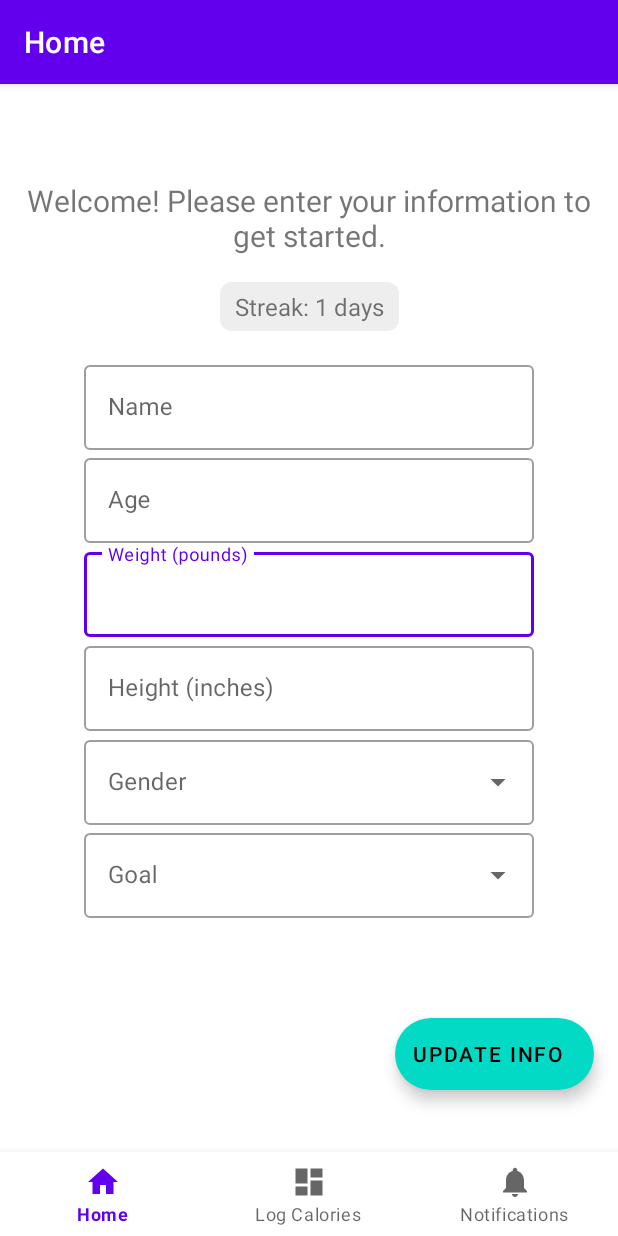
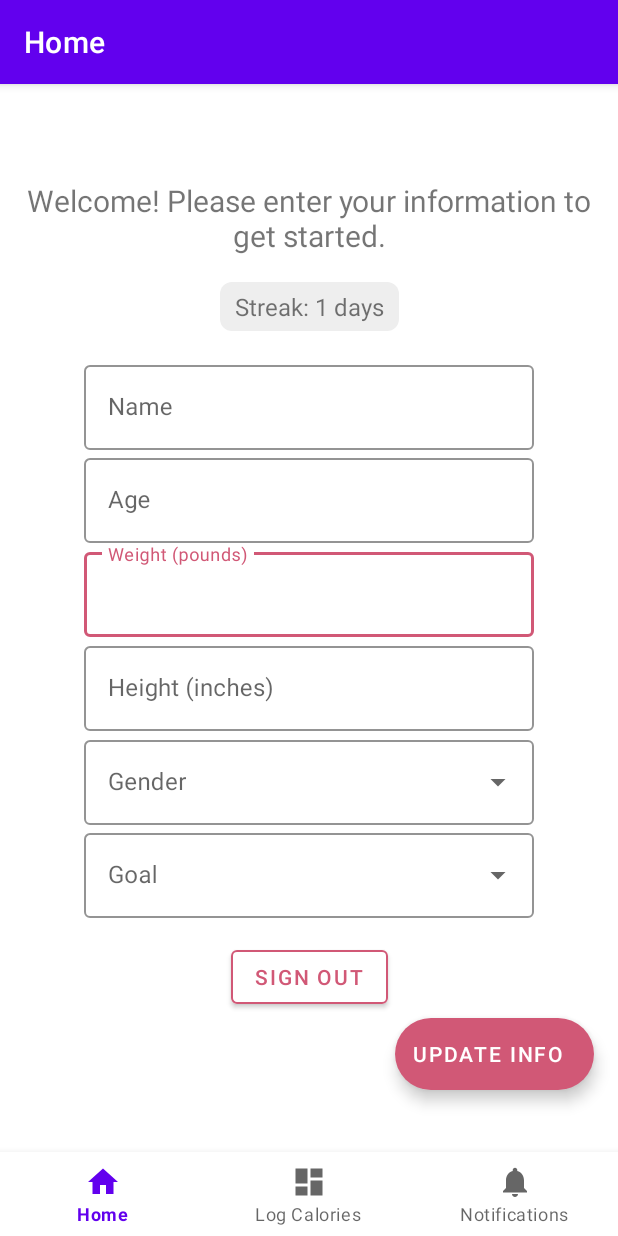
Before and after one commit to cs184-project-group-05/calorie_counter, an Android app: the screen it shows after launch once a user with an empty profile is signed in (MainActivity), on a phone screen of 412 x 824 dp. Run offline under Robolectric (Android 15) with nearby library versions, the phone set to English and light mode, and no system bars; our stand-ins replace Firebase (no records; nobody signed in at launch, a user with empty details on screens opened directly), navigation-ui.

Commit message:
Added sign out button for user

```diff
--- a/CalorieCounter/app/src/main/java/edu/ucsb/cs/cs184/caloriecounter/ui/home/HomeFragment.kt
+++ b/CalorieCounter/app/src/main/java/edu/ucsb/cs/cs184/caloriecounter/ui/home/HomeFragment.kt
@@ -7,8 +7,14 @@ import android.view.ViewGroup
 import android.widget.TextView
 import androidx.fragment.app.Fragment
 import androidx.lifecycle.ViewModelProvider
+import com.google.android.gms.auth.api.signin.GoogleSignIn
+import com.google.android.gms.auth.api.signin.GoogleSignInOptions
 import com.google.android.material.snackbar.Snackbar
 import com.google.android.material.textfield.MaterialAutoCompleteTextView
+import com.google.firebase.auth.ktx.auth
+import com.google.firebase.ktx.Firebase
+import edu.ucsb.cs.cs184.caloriecounter.R
+import edu.ucsb.cs.cs184.caloriecounter.SignIn
 import edu.ucsb.cs.cs184.caloriecounter.databinding.FragmentHomeBinding
 import java.text.SimpleDateFormat
 import java.util.Calendar
@@ -101,6 +107,13 @@ class HomeFragment : Fragment() {
             title.text = homeViewModel.getWelcomeMessage()
         }
 
+        // Sign out of app and restart the activity
+        val button = binding.button3
+        button.setOnClickListener {
+            Firebase.auth.signOut()
+            getActivity()?.recreate();
+        }
+
         return root
     }
 
--- a/CalorieCounter/app/src/main/res/layout/fragment_home.xml
+++ b/CalorieCounter/app/src/main/res/layout/fragment_home.xml
@@ -22,6 +22,8 @@
             android:layout_width="0dp"
             android:layout_height="wrap_content"
             android:hint="Weight (pounds)"
+            app:boxStrokeColor="#D15876"
+            app:hintTextColor="#D15876"
             app:layout_constraintBottom_toTopOf="@+id/heightInput"
             app:layout_constraintEnd_toEndOf="parent"
             app:layout_constraintHorizontal_bias="0.5"
@@ -40,6 +42,8 @@
             android:layout_width="0dp"
             android:layout_height="wrap_content"
             android:hint="Name"
+            app:boxStrokeColor="#D15876"
+            app:hintTextColor="#D15876"
             app:layout_constraintBottom_toTopOf="@+id/ageInput"
             app:layout_constraintEnd_toEndOf="parent"
             app:layout_constraintHorizontal_bias="0.5"
@@ -58,6 +62,8 @@
             android:layout_width="0dp"
             android:layout_height="wrap_content"
             android:hint="Gender"
+            app:boxStrokeColor="#D15876"
+            app:hintTextColor="#D15876"
             app:layout_constraintBottom_toTopOf="@+id/goalDropdown"
             app:layout_constraintEnd_toEndOf="parent"
             app:layout_constraintHorizontal_bias="0.5"
@@ -76,6 +82,8 @@
             android:layout_width="0dp"
             android:layout_height="wrap_content"
             android:hint="Goal"
+            app:boxStrokeColor="#D15876"
+            app:hintTextColor="#D15876"
             app:layout_constraintBottom_toBottomOf="parent"
             app:layout_constraintEnd_toEndOf="parent"
             app:layout_constraintHorizontal_bias="0.5"
@@ -94,6 +102,8 @@
             android:layout_width="0dp"
             android:layout_height="wrap_content"
             android:hint="Age"
+            app:boxStrokeColor="#D15876"
+            app:hintTextColor="#D15876"
             app:layout_constraintBottom_toTopOf="@+id/weightInput"
             app:layout_constraintEnd_toEndOf="parent"
             app:layout_constraintHorizontal_bias="0.5"
@@ -112,6 +122,8 @@
             android:layout_width="0dp"
             android:layout_height="wrap_content"
             android:hint="Height (inches)"
+            app:boxStrokeColor="#D15876"
+            app:hintTextColor="#D15876"
             app:layout_constraintBottom_toTopOf="@+id/genderDropdown"
             app:layout_constraintEnd_toEndOf="parent"
             app:layout_constraintHorizontal_bias="0.5"
@@ -129,6 +141,8 @@
         android:id="@+id/streakText"
         android:layout_width="wrap_content"
         android:layout_height="wrap_content"
+        android:layout_marginTop="16dp"
+        android:layout_marginBottom="16dp"
         android:background="@drawable/rounded_input"
         android:paddingLeft="10dp"
         android:paddingTop="5dp"
@@ -136,8 +150,6 @@
         android:paddingBottom="5dp"
         android:text="Streak: 19 days"
         android:textSize="16sp"
-        android:layout_marginTop="16dp"
-        android:layout_marginBottom="16dp"
         app:layout_constraintBottom_toTopOf="@id/constraintLayout2"
         app:layout_constraintEnd_toEndOf="parent"
         app:layout_constraintStart_toStartOf="parent"
@@ -169,9 +181,27 @@
         android:layout_marginEnd="16dp"
         android:contentDescription="Update Information"
         android:text="Update Info"
+        android:textColor="#FFFFFF"
+        app:backgroundTint="#D15876"
         app:layout_constraintBottom_toBottomOf="parent"
         app:layout_constraintEnd_toEndOf="parent"
         app:layout_constraintTop_toTopOf="parent"
         app:layout_constraintVertical_bias="0.871" />
 
+    <Button
+        android:id="@+id/button3"
+        android:layout_width="wrap_content"
+        android:layout_height="wrap_content"
+        android:backgroundTint="#FFFFFF"
+        android:text="Sign out"
+        android:textColor="#D15876"
+        app:layout_constraintBottom_toBottomOf="parent"
+        app:layout_constraintEnd_toEndOf="parent"
+        app:layout_constraintHorizontal_bias="0.5"
+        app:layout_constraintStart_toStartOf="parent"
+        app:layout_constraintTop_toBottomOf="@+id/constraintLayout2"
+        app:layout_constraintVertical_bias="0.091"
+        app:strokeColor="#D15876"
+        app:strokeWidth="1dp" />
+
 </androidx.constraintlayout.widget.ConstraintLayout>
```
